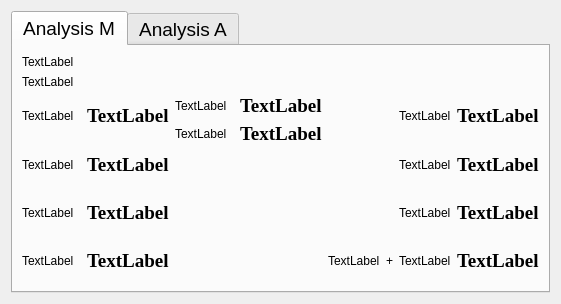
Above: phascan_view/ui/dialog/dialogkeyboardhelp.ui from qinxingying/hello-word before the change. Below: the same form after it.
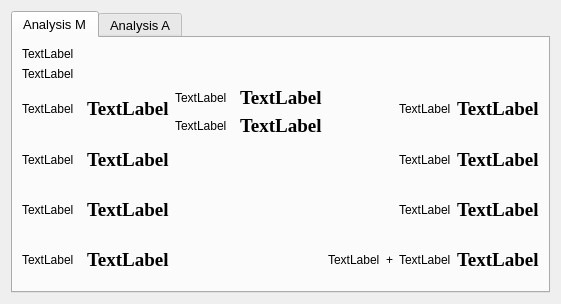
That is the form after the change. Icons and pictures are not drawn.

Patch:
```diff
--- a/phascan_view/ui/dialog/dialogkeyboardhelp.ui
+++ b/phascan_view/ui/dialog/dialogkeyboardhelp.ui
@@ -25,7 +25,8 @@
     <widget class="QTabWidget" name="tabWidget">
      <property name="font">
       <font>
-       <pointsize>14</pointsize>
+       <family>Arial</family>
+       <pointsize>10</pointsize>
       </font>
      </property>
      <property name="currentIndex">
```
